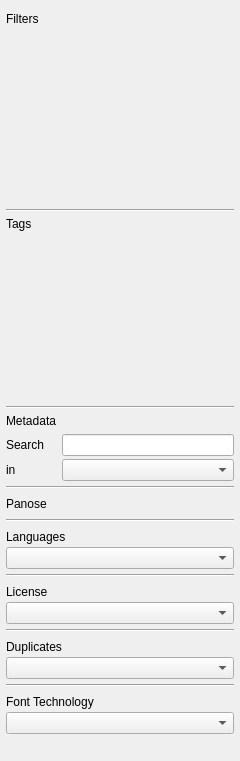
This is src/filterbar.ui in eniac111/fontmatrix as Qt 5 draws it before an edit. The edited form follows.
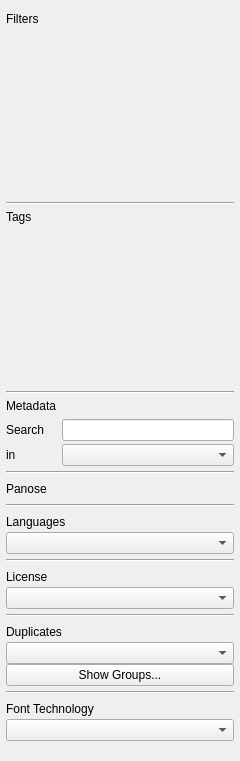
This is the edited form. Custom widgets are drawn as their Qt base class.

Commit message: Show the duplicates as groups and remove the extra files

The edit to the form file:
```diff
--- a/src/filterbar.ui
+++ b/src/filterbar.ui
@@ -612,6 +612,16 @@
           </property>
          </widget>
         </item>
+        <item row="1" column="0">
+         <widget class="QPushButton" name="duplicatesGroupsButton">
+          <property name="toolTip">
+           <string comment="@info:tooltip">Each font with its files side by side, and a way to remove the extra ones</string>
+          </property>
+          <property name="text">
+           <string comment="@action:button">Show Groups...</string>
+          </property>
+         </widget>
+        </item>
        </layout>
       </widget>
      </item>
```
The commit also changes 30 other files.
